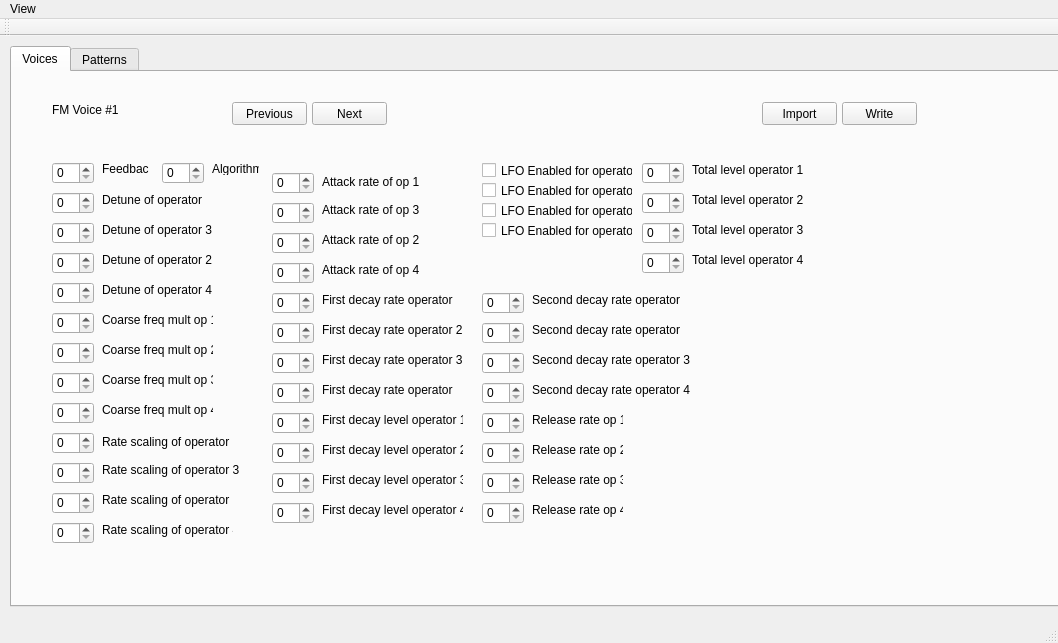
pts-demos/s1_music_gen, file mainwindow.ui: the form before one commit.
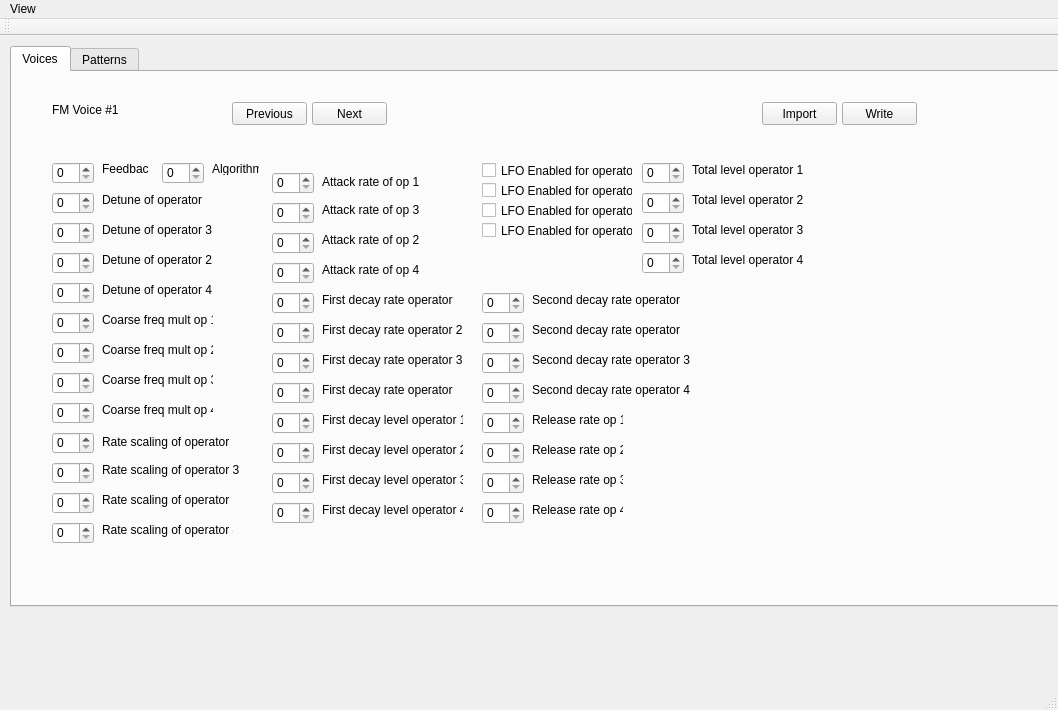
The form after the commit. Custom widgets are drawn as their Qt base class.

```diff
--- a/mainwindow.ui
+++ b/mainwindow.ui
@@ -7,7 +7,7 @@
     <x>0</x>
     <y>0</y>
     <width>1058</width>
-    <height>643</height>
+    <height>710</height>
    </rect>
   </property>
   <property name="windowTitle">
```
